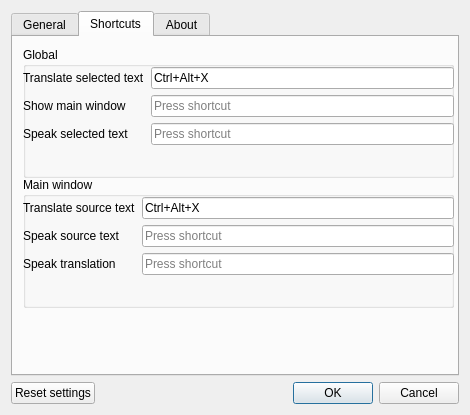
This is src/settingsdialog.ui in crow-translate/crow-translate as Qt 5 draws it before an edit. The edited form follows.
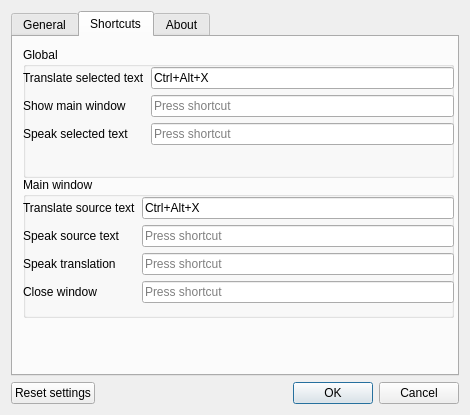
This is the edited form. The open tabs and pages were chosen to show the change. Icons and pictures are not drawn.

Commit message: Add close window shortcut and fix applying settings

Patch:
```diff
--- a/src/settingsdialog.ui
+++ b/src/settingsdialog.ui
@@ -320,7 +320,7 @@
          <x>10</x>
          <y>140</y>
          <width>431</width>
-         <height>131</height>
+         <height>141</height>
         </rect>
        </property>
        <property name="title">
@@ -332,7 +332,7 @@
           <x>0</x>
           <y>20</y>
           <width>431</width>
-          <height>107</height>
+          <height>121</height>
          </rect>
         </property>
         <layout class="QFormLayout" name="windowShortcutsLayout">
@@ -370,6 +370,16 @@
          <item row="2" column="1">
           <widget class="QKeySequenceEdit" name="sayTranslationSequenceEdit"/>
          </item>
+         <item row="3" column="0">
+          <widget class="QLabel" name="closeWindowLabel">
+           <property name="text">
+            <string>Close window</string>
+           </property>
+          </widget>
+         </item>
+         <item row="3" column="1">
+          <widget class="QKeySequenceEdit" name="closeWindowSequenceEdit"/>
+         </item>
         </layout>
        </widget>
       </widget>
```
Left out of the diff: 2 changed lines with no effect on the pictures. The commit also changes 3 other files.
